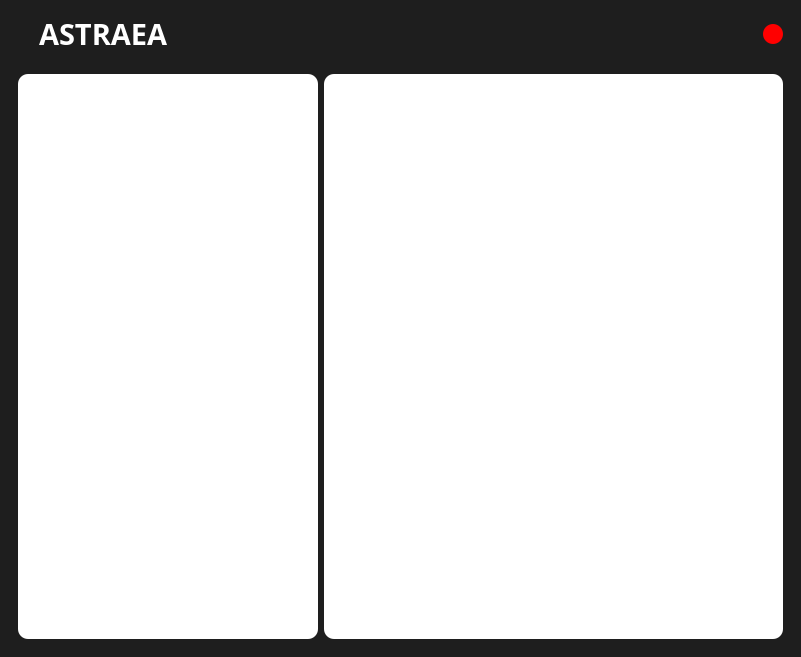
Qt form UI_Files/Doc.ui (hoangm960/Astraea) before a commit.
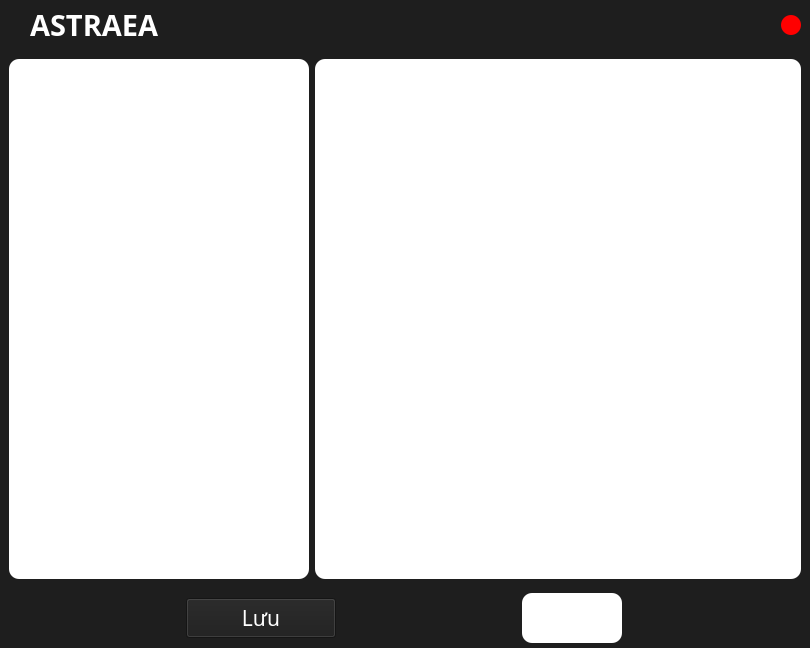
The same form after that commit. Icons and pictures are not drawn.

```diff
--- a/UI_Files/Doc.ui
+++ b/UI_Files/Doc.ui
@@ -6,8 +6,8 @@
    <rect>
     <x>0</x>
     <y>0</y>
-    <width>801</width>
-    <height>657</height>
+    <width>810</width>
+    <height>648</height>
    </rect>
   </property>
   <property name="windowTitle">
@@ -25,6 +25,21 @@
 }</string>
    </property>
    <layout class="QVBoxLayout" name="verticalLayout">
+    <property name="spacing">
+     <number>0</number>
+    </property>
+    <property name="leftMargin">
+     <number>0</number>
+    </property>
+    <property name="topMargin">
+     <number>0</number>
+    </property>
+    <property name="rightMargin">
+     <number>0</number>
+    </property>
+    <property name="bottomMargin">
+     <number>0</number>
+    </property>
     <item>
      <widget class="QFrame" name="title_bar">
       <property name="maximumSize">
@@ -152,8 +167,8 @@
      <widget class="QFrame" name="lesson_widget_frame">
       <property name="minimumSize">
        <size>
-        <width>200</width>
-        <height>550</height>
+        <width>0</width>
+        <height>0</height>
        </size>
       </property>
       <property name="frameShape">
@@ -165,6 +180,12 @@
       <layout class="QHBoxLayout" name="horizontalLayout">
        <item>
         <widget class="QListWidget" name="assignments">
+         <property name="sizePolicy">
+          <sizepolicy hsizetype="Preferred" vsizetype="Preferred">
+           <horstretch>0</horstretch>
+           <verstretch>0</verstretch>
+          </sizepolicy>
+         </property>
          <property name="minimumSize">
           <size>
            <width>0</width>
@@ -193,6 +214,12 @@
        </item>
        <item>
         <widget class="QTextBrowser" name="text_entry">
+         <property name="sizePolicy">
+          <sizepolicy hsizetype="Preferred" vsizetype="Preferred">
+           <horstretch>0</horstretch>
+           <verstretch>0</verstretch>
+          </sizepolicy>
+         </property>
          <property name="font">
           <font>
            <family>iCiel Effra</family>
@@ -208,6 +235,140 @@
       </layout>
      </widget>
     </item>
+    <item>
+     <widget class="QFrame" name="confirm_frame">
+      <property name="minimumSize">
+       <size>
+        <width>0</width>
+        <height>0</height>
+       </size>
+      </property>
+      <property name="maximumSize">
+       <size>
+        <width>16777215</width>
+        <height>60</height>
+       </size>
+      </property>
+      <property name="frameShape">
+       <enum>QFrame::StyledPanel</enum>
+      </property>
+      <property name="frameShadow">
+       <enum>QFrame::Raised</enum>
+      </property>
+      <layout class="QHBoxLayout" name="horizontalLayout_4">
+       <property name="spacing">
+        <number>0</number>
+       </property>
+       <property name="leftMargin">
+        <number>0</number>
+       </property>
+       <property name="topMargin">
+        <number>0</number>
+       </property>
+       <property name="rightMargin">
+        <number>0</number>
+       </property>
+       <property name="bottomMargin">
+        <number>0</number>
+       </property>
+       <item>
+        <widget class="QPushButton" name="SaveDocx">
+         <property name="minimumSize">
+          <size>
+           <width>150</width>
+           <height>40</height>
+          </size>
+         </property>
+         <property name="maximumSize">
+          <size>
+           <width>150</width>
+           <height>40</height>
+          </size>
+         </property>
+         <property name="font">
+          <font>
+           <family>iCiel Brandon Text Bold</family>
+           <pointsize>16</pointsize>
+          </font>
+         </property>
+         <property name="styleSheet">
+          <string notr="true">QPushButton {
+	background-color: rgb(255, 255, 255);
+	border-radius: 10px;
+	color: rgb(0,0,0);
+}
+
+QPushButton:hover {
+	color: rgb(255, 255, 255);
+	background-color: rgba(0, 0, 0, 150);
+}
+
+QPushButton:pressed {
+	color: rgb(255, 255, 255);
+	background-color: rgb(0, 0, 0);
+}r</string>
+         </property>
+         <property name="text">
+          <string>Lưu</string>
+         </property>
+        </widget>
+       </item>
+       <item>
+        <widget class="QPushButton" name="load_btn">
+         <property name="minimumSize">
+          <size>
+           <width>80</width>
+           <height>50</height>
+          </size>
+         </property>
+         <property name="maximumSize">
+          <size>
+           <width>100</width>
+           <height>50</height>
+          </size>
+         </property>
+         <property name="font">
+          <font>
+           <family>Montserrat</family>
+           <pointsize>12</pointsize>
+           <weight>75</weight>
+           <bold>true</bold>
+          </font>
+         </property>
+         <property name="styleSheet">
+          <string notr="true">QPushButton {
+	background-color: rgb(255, 255, 255);
+	border-radius: 10px;
+}
+
+QPushButton:hover {
+	background-color: rgba(0, 0, 0, 150);
+	color: rgb(255, 255, 255);
+}
+
+QPushButton:pressed {
+	background-color: rgb(0, 0, 0);
+	color: rgb(255, 255, 255);
+}</string>
+         </property>
+         <property name="text">
+          <string/>
+         </property>
+         <property name="icon">
+          <iconset resource="Resources.qrc">
+           <normaloff>:/images/icons/folder_open.png</normaloff>:/images/icons/folder_open.png</iconset>
+         </property>
+         <property name="iconSize">
+          <size>
+           <width>50</width>
+           <height>80</height>
+          </size>
+         </property>
+        </widget>
+       </item>
+      </layout>
+     </widget>
+    </item>
    </layout>
   </widget>
  </widget>
```
Left out of the diff: 4 changed lines with no effect on the pictures.
